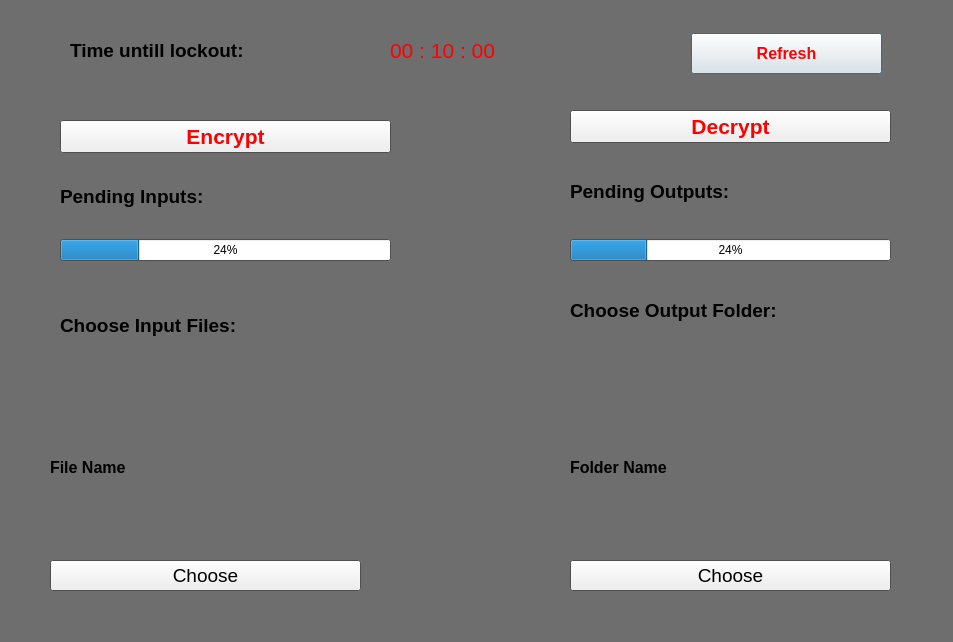
Qt form QtGUI/secdialog.ui (ChicoState/eggbeater) before a commit.
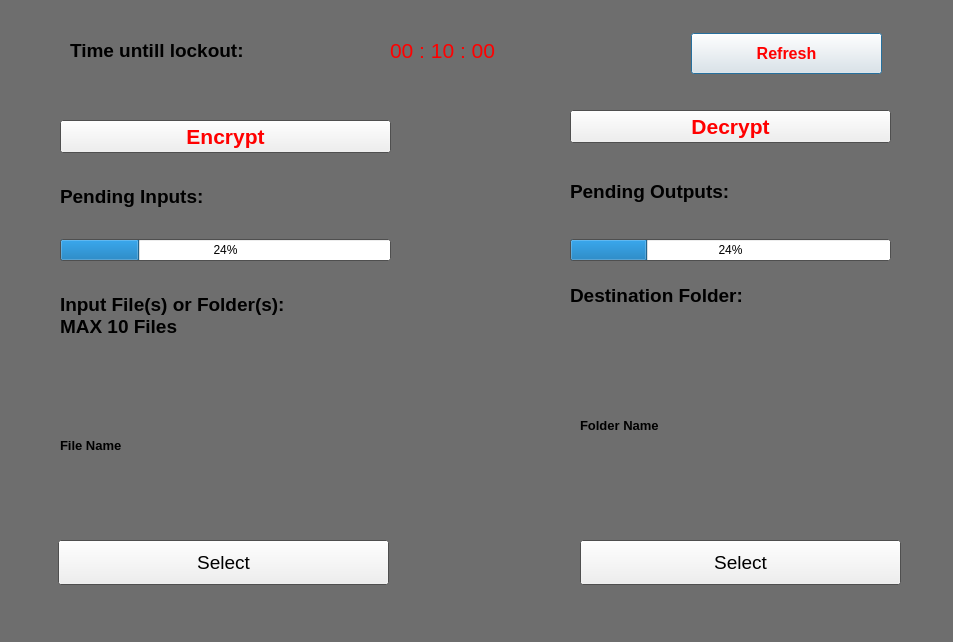
The same form after that commit.

Patch:
```diff
--- a/QtGUI/secdialog.ui
+++ b/QtGUI/secdialog.ui
@@ -222,9 +222,9 @@
    <property name="geometry">
     <rect>
      <x>60</x>
-     <y>310</y>
-     <width>291</width>
-     <height>31</height>
+     <y>280</y>
+     <width>371</width>
+     <height>71</height>
     </rect>
    </property>
    <property name="palette">
@@ -272,16 +272,17 @@
     </font>
    </property>
    <property name="text">
-    <string>Choose Input Files:</string>
+    <string>Input File(s) or Folder(s):
+MAX 10 Files</string>
    </property>
   </widget>
   <widget class="QLabel" name="output_files">
    <property name="geometry">
     <rect>
      <x>570</x>
-     <y>290</y>
+     <y>280</y>
      <width>331</width>
-     <height>41</height>
+     <height>31</height>
     </rect>
    </property>
    <property name="palette">
@@ -356,7 +357,7 @@
     </font>
    </property>
    <property name="text">
-    <string>Choose Output Folder:</string>
+    <string>Destination Folder:</string>
    </property>
   </widget>
   <widget class="QLabel" name="Digital_clock">
@@ -414,83 +415,7 @@
     <string>00 : 10 : 00</string>
    </property>
   </widget>
-  <widget class="QWidget" name="">
-   <property name="geometry">
-    <rect>
-     <x>50</x>
-     <y>380</y>
-     <width>311</width>
-     <height>211</height>
-    </rect>
-   </property>
-   <layout class="QVBoxLayout" name="verticalLayout">
-    <item>
-     <widget class="QLabel" name="fileName">
-      <property name="font">
-       <font>
-        <pointsize>12</pointsize>
-        <weight>75</weight>
-        <bold>true</bold>
-       </font>
-      </property>
-      <property name="text">
-       <string>File Name</string>
-      </property>
-     </widget>
-    </item>
-    <item>
-     <widget class="QPushButton" name="choose_input_files">
-      <property name="font">
-       <font>
-        <pointsize>14</pointsize>
-       </font>
-      </property>
-      <property name="text">
-       <string>Choose</string>
-      </property>
-     </widget>
-    </item>
-   </layout>
-  </widget>
-  <widget class="QWidget" name="">
-   <property name="geometry">
-    <rect>
-     <x>570</x>
-     <y>380</y>
-     <width>321</width>
-     <height>211</height>
-    </rect>
-   </property>
-   <layout class="QVBoxLayout" name="verticalLayout_2">
-    <item>
-     <widget class="QLabel" name="folderName">
-      <property name="font">
-       <font>
-        <pointsize>12</pointsize>
-        <weight>75</weight>
-        <bold>true</bold>
-       </font>
-      </property>
-      <property name="text">
-       <string>Folder Name</string>
-      </property>
-     </widget>
-    </item>
-    <item>
-     <widget class="QPushButton" name="choose_output_files">
-      <property name="font">
-       <font>
-        <pointsize>14</pointsize>
-       </font>
-      </property>
-      <property name="text">
-       <string>Choose</string>
-      </property>
-     </widget>
-    </item>
-   </layout>
-  </widget>
-  <widget class="QWidget" name="">
+  <widget class="QWidget" name="layoutWidget">
    <property name="geometry">
     <rect>
      <x>60</x>
@@ -611,7 +536,7 @@
     </item>
    </layout>
   </widget>
-  <widget class="QWidget" name="">
+  <widget class="QWidget" name="layoutWidget">
    <property name="geometry">
     <rect>
      <x>570</x>
@@ -732,6 +657,82 @@
     </item>
    </layout>
   </widget>
+  <widget class="QPushButton" name="choose_input_files">
+   <property name="geometry">
+    <rect>
+     <x>58</x>
+     <y>540</y>
+     <width>331</width>
+     <height>45</height>
+    </rect>
+   </property>
+   <property name="font">
+    <font>
+     <pointsize>14</pointsize>
+    </font>
+   </property>
+   <property name="text">
+    <string>Select</string>
+   </property>
+  </widget>
+  <widget class="QLabel" name="fileName">
+   <property name="geometry">
+    <rect>
+     <x>60</x>
+     <y>350</y>
+     <width>521</width>
+     <height>191</height>
+    </rect>
+   </property>
+   <property name="font">
+    <font>
+     <pointsize>10</pointsize>
+     <weight>75</weight>
+     <bold>true</bold>
+    </font>
+   </property>
+   <property name="text">
+    <string>File Name</string>
+   </property>
+  </widget>
+  <widget class="QLabel" name="folderName">
+   <property name="geometry">
+    <rect>
+     <x>580</x>
+     <y>310</y>
+     <width>321</width>
+     <height>231</height>
+    </rect>
+   </property>
+   <property name="font">
+    <font>
+     <pointsize>10</pointsize>
+     <weight>75</weight>
+     <bold>true</bold>
+    </font>
+   </property>
+   <property name="text">
+    <string>Folder Name</string>
+   </property>
+  </widget>
+  <widget class="QPushButton" name="choose_output_folder">
+   <property name="geometry">
+    <rect>
+     <x>580</x>
+     <y>540</y>
+     <width>321</width>
+     <height>45</height>
+    </rect>
+   </property>
+   <property name="font">
+    <font>
+     <pointsize>14</pointsize>
+    </font>
+   </property>
+   <property name="text">
+    <string>Select</string>
+   </property>
+  </widget>
  </widget>
  <resources/>
  <connections/>
```
